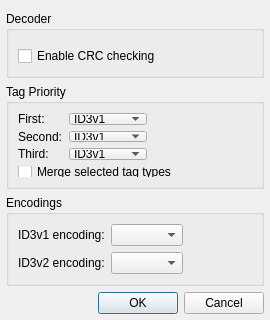
Greedysky/TTKMusicPlayer, file qmmp/src/plugins/Input/mpeg/settingsdialog.ui: the form before one commit.
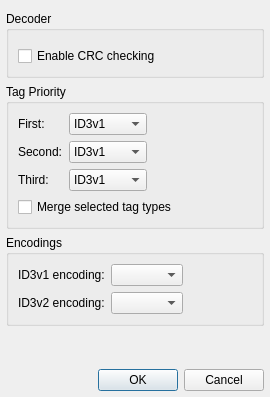
The form after the commit.

The edit to the form file:
```diff
--- a/qmmp/src/plugins/Input/mpeg/settingsdialog.ui
+++ b/qmmp/src/plugins/Input/mpeg/settingsdialog.ui
@@ -7,19 +7,19 @@
     <x>0</x>
     <y>0</y>
     <width>270</width>
-    <height>320</height>
+    <height>397</height>
    </rect>
   </property>
   <property name="minimumSize">
    <size>
     <width>270</width>
-    <height>320</height>
+    <height>397</height>
    </size>
   </property>
   <property name="maximumSize">
    <size>
     <width>270</width>
-    <height>320</height>
+    <height>397</height>
    </size>
   </property>
   <property name="windowTitle">
```
